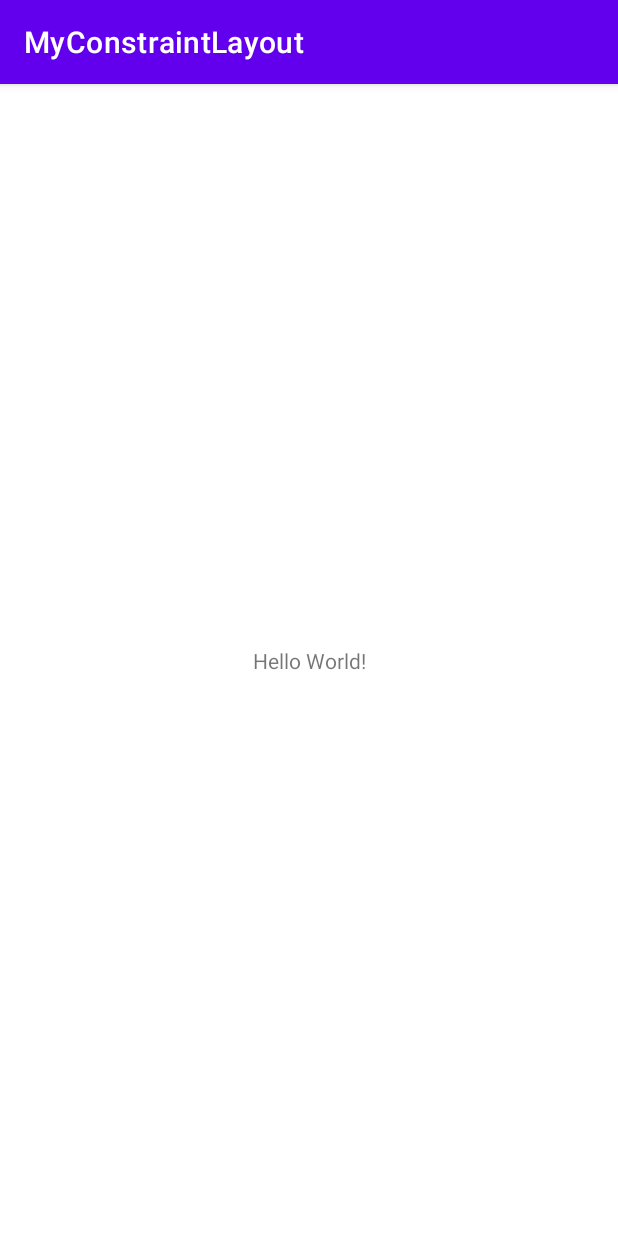
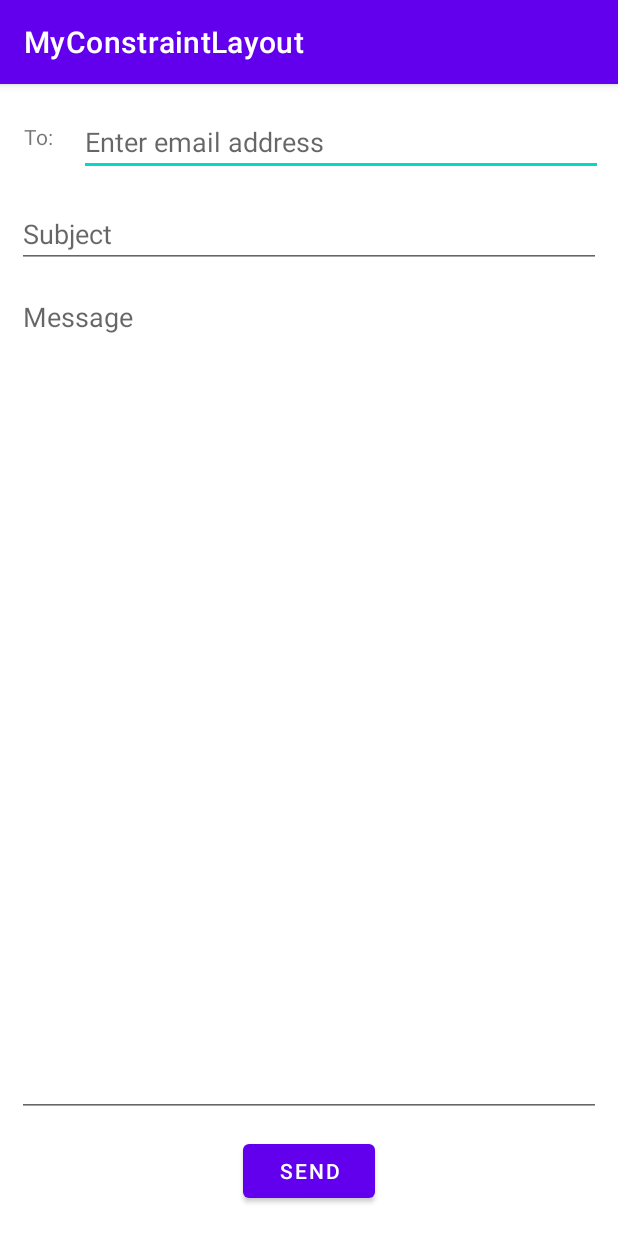
Before and after one commit to LaurensiusVincentRohandy/MOBI6059-MobileProgramming, an Android app: the screen it shows after launch (MainActivity), on a phone screen of 412 x 824 dp. Run offline under Robolectric (Android 15) with nearby library versions, the phone set to English and light mode, and no system bars.

Commit message:
Finalize Project

```diff
--- a/MyConstraintLayout/app/src/main/AndroidManifest.xml
+++ b/MyConstraintLayout/app/src/main/AndroidManifest.xml
@@ -1,6 +1,6 @@
 <?xml version="1.0" encoding="utf-8"?>
 <manifest xmlns:android="http://schemas.android.com/apk/res/android"
-    package="com.example.myconstraintlayout">
+    package="com.example.myconstraintlayout" >
 
     <application
         android:allowBackup="true"
@@ -8,8 +8,8 @@
         android:label="@string/app_name"
         android:roundIcon="@mipmap/ic_launcher_round"
         android:supportsRtl="true"
-        android:theme="@style/Theme.MyConstraintLayout">
-        <activity android:name=".MainActivity">
+        android:theme="@style/Theme.MyConstraintLayout" >
+        <activity android:name=".MainActivity" >
             <intent-filter>
                 <action android:name="android.intent.action.MAIN" />
 
--- a/MyConstraintLayout/app/src/main/java/com/example/myconstraintlayout/MainActivity.java
+++ b/MyConstraintLayout/app/src/main/java/com/example/myconstraintlayout/MainActivity.java
@@ -1,7 +1,6 @@
 package com.example.myconstraintlayout;
 
 import androidx.appcompat.app.AppCompatActivity;
-
 import android.os.Bundle;
 
 public class MainActivity extends AppCompatActivity {
--- a/MyConstraintLayout/app/src/main/res/layout/activity_main.xml
+++ b/MyConstraintLayout/app/src/main/res/layout/activity_main.xml
@@ -1,18 +1,89 @@
 <?xml version="1.0" encoding="utf-8"?>
 <androidx.constraintlayout.widget.ConstraintLayout xmlns:android="http://schemas.android.com/apk/res/android"
+    xmlns:tools="http://schemas.android.com/tools"
     xmlns:app="http://schemas.android.com/apk/res-auto"
-    xmlns:tools="http://schemas.android.com/tools"
     android:layout_width="match_parent"
     android:layout_height="match_parent"
     tools:context=".MainActivity">
 
     <TextView
+        android:id="@+id/to_label"
         android:layout_width="wrap_content"
         android:layout_height="wrap_content"
-        android:text="Hello World!"
-        app:layout_constraintBottom_toBottomOf="parent"
+        android:layout_marginStart="16dp"
+        android:layout_marginTop="25dp"
+        android:text="@string/to_label"
+        app:layout_constraintLeft_toLeftOf="parent"
+        app:layout_constraintTop_toTopOf="parent"
+        tools:layout_constraintLeft_creator="1"
+        tools:layout_constraintTop_creator="1"/>
+
+    <EditText
+        android:id="@+id/email_address"
+        android:layout_width="0dp"
+        android:layout_height="wrap_content"
+        android:layout_marginEnd="10dp"
+        android:layout_marginStart="17dp"
+        android:layout_marginTop="16dp"
+        android:ems="10"
+        android:hint="@string/email_hint"
+        android:inputType="textEmailAddress"
+        app:layout_constraintLeft_toRightOf="@+id/to_label"
+        app:layout_constraintRight_toRightOf="parent"
+        app:layout_constraintTop_toTopOf="parent"
+        tools:layout_constraintLeft_creator="1"
+        tools:layout_constraintRight_creator="1"
+        tools:layout_constraintTop_creator="1"/>
+
+    <EditText
+        android:id="@+id/subject"
+        android:layout_width="0dp"
+        android:layout_height="wrap_content"
+        android:layout_marginEnd="11dp"
+        android:layout_marginStart="11dp"
+        android:layout_marginTop="16dp"
+        android:ems="10"
+        android:hint="@string/subject_hint"
+        android:inputType="textPersonName"
         app:layout_constraintLeft_toLeftOf="parent"
         app:layout_constraintRight_toRightOf="parent"
-        app:layout_constraintTop_toTopOf="parent" />
+        app:layout_constraintTop_toBottomOf="@+id/email_address"
+        tools:layout_constraintLeft_creator="1"
+        tools:layout_constraintRight_creator="1"
+        tools:layout_constraintTop_creator="1" />
+
+    <Button
+        android:id="@+id/button"
+        android:layout_width="wrap_content"
+        android:layout_height="wrap_content"
+        android:text="@string/send_button"
+        tools:layout_constraintRight_creator="1"
+        tools:layout_constraintBottom_creator="1"
+        app:layout_constraintBottom_toBottomOf="parent"
+        app:layout_constraintRight_toRightOf="parent"
+        tools:layout_constraintLeft_creator="1"
+        android:layout_marginBottom="19dp"
+        app:layout_constraintLeft_toLeftOf="parent"/>
+
+    <EditText
+        android:id="@+id/message"
+        android:layout_width="0dp"
+        android:layout_height="0dp"
+        android:layout_marginBottom="60dp"
+        android:layout_marginEnd="11dp"
+        android:layout_marginStart="11dp"
+        android:layout_marginTop="55dp"
+        android:ems="10"
+        android:gravity="top"
+        android:hint="@string/message_hint"
+        android:inputType="textPersonName"
+        app:layout_constraintBottom_toBottomOf="@+id/button"
+        app:layout_constraintLeft_toLeftOf="parent"
+        app:layout_constraintRight_toRightOf="parent"
+        app:layout_constraintTop_toTopOf="@+id/subject"
+        tools:layout_constraintBottom_creator="1"
+        tools:layout_constraintLeft_creator="1"
+        tools:layout_constraintRight_creator="1"
+        tools:layout_constraintTop_creator="1" />
 
 </androidx.constraintlayout.widget.ConstraintLayout>
--- a/MyConstraintLayout/app/src/main/res/values/strings.xml
+++ b/MyConstraintLayout/app/src/main/res/values/strings.xml
@@ -1,3 +1,8 @@
 <resources>
     <string name="app_name">MyConstraintLayout</string>
+    <string name="to_label">To:</string>
+    <string name="email_hint">Enter email address</string>
+    <string name="subject_hint">Subject</string>
+    <string name="message_hint">Message</string>
+    <string name="send_button">Send</string>
 </resources>
```
